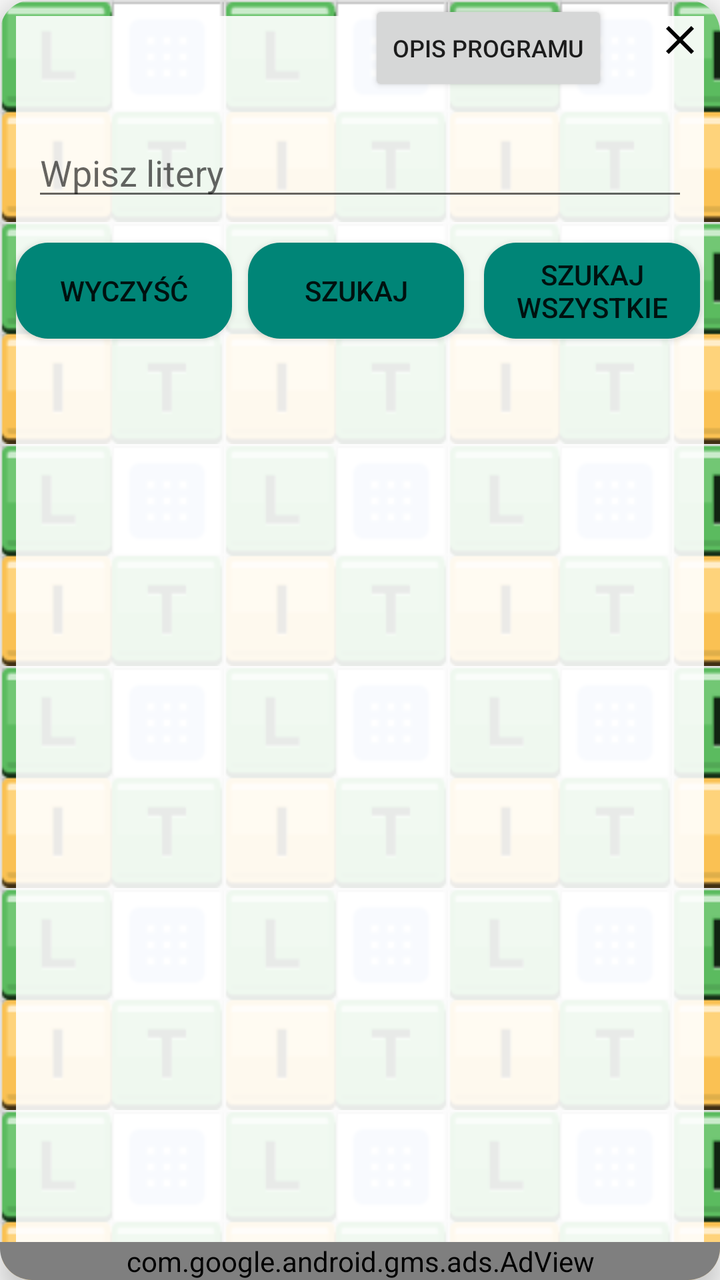
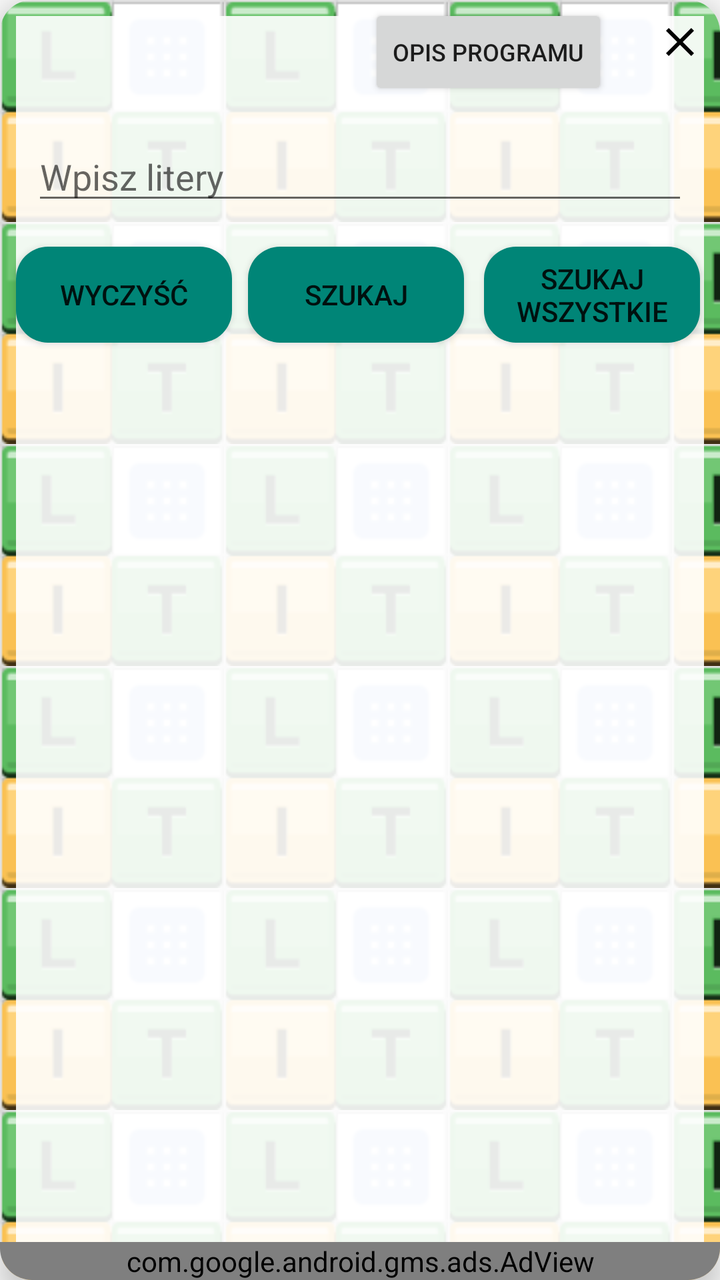

Screens rendered from an Android XML layout before and after an edit, with the pre-edit source and the edit as a unified diff.
<!-- AndroidManifest.xml: application theme Theme.AppCompat.DayNight.NoActionBar -->
<!-- res/layout/activity_main.xml -->
<?xml version="1.0" encoding="utf-8"?>
<androidx.cardview.widget.CardView xmlns:android="http://schemas.android.com/apk/res/android"
    xmlns:app="http://schemas.android.com/apk/res-auto"
    xmlns:ads="http://schemas.android.com/apk/res-auto"
    android:layout_width="match_parent"
    android:layout_height="match_parent"
    android:layout_margin="16dp"
    app:cardCornerRadius="16dp"
    app:cardElevation="8dp"
    app:cardBackgroundColor="#FFFFFF">

        <androidx.constraintlayout.widget.ConstraintLayout
            android:id="@+id/mainLayout"
            android:layout_width="match_parent"
            android:layout_height="match_parent"
            android:background="@drawable/background">

                <ImageButton
                    android:id="@+id/closeButton"
                    android:layout_width="wrap_content"
                    android:layout_height="wrap_content"
                    android:src="@drawable/ic_close"
                    android:background="?attr/selectableItemBackgroundBorderless"
                    android:contentDescription="@string/close_button"
                    android:onClick="onCloseButtonClick"
                    android:padding="8dp"
                    app:layout_constraintEnd_toEndOf="parent"
                    app:layout_constraintTop_toTopOf="parent" />


                <Button
                    android:id="@+id/showDescriptionButton"
                    android:layout_width="wrap_content"
                    android:layout_height="wrap_content"
                    android:layout_marginEnd="16dp"
                    android:text="Opis Programu"
                    android:textSize="12sp"
                    app:layout_constraintEnd_toStartOf="@id/closeButton"
                    app:layout_constraintTop_toTopOf="@id/closeButton" />

                <TextView
                    android:id="@+id/programDescription"
                    android:layout_width="0dp"
                    android:layout_height="wrap_content"
                    android:padding="16dp"
                    android:text="@string/program_description_html"
                    android:textColor="#FFFFFF"
                android:visibility="gone"
                app:layout_constraintEnd_toEndOf="parent"
                app:layout_constraintStart_toStartOf="parent"
                app:layout_constraintTop_toBottomOf="@id/showDescriptionButton" />


                <ProgressBar
                    android:id="@+id/progressBar"
                    style="?android:attr/progressBarStyleHorizontal"
                    android:layout_width="0dp"
                    android:layout_height="wrap_content"
                    android:layout_marginStart="16dp"
                    android:layout_marginTop="8dp"
                    android:layout_marginEnd="16dp"
                    android:visibility="gone"
                    app:layout_constraintEnd_toEndOf="parent"
                    app:layout_constraintStart_toStartOf="parent"
                    app:layout_constraintTop_toBottomOf="@id/programDescription" />

                <EditText
                    android:id="@+id/inputField"
                    android:layout_width="0dp"
                    android:layout_height="wrap_content"
                    android:layout_marginStart="16dp"
                    android:layout_marginTop="16dp"
                    android:layout_marginEnd="16dp"
                    android:hint="Wpisz litery"
                    android:inputType="textNoSuggestions"
                    app:layout_constraintEnd_toEndOf="parent"
                    app:layout_constraintStart_toStartOf="parent"
                    app:layout_constraintTop_toBottomOf="@id/progressBar" />

                <Button
                    android:id="@+id/clearButton"
                    android:layout_width="0dp"
                    android:layout_height="wrap_content"
                    android:layout_marginStart="8dp"
                    android:layout_marginTop="16dp"
                    android:background="@drawable/button_background"
                    android:text="Wyczyść"
                    app:layout_constraintStart_toStartOf="parent"
                    app:layout_constraintTop_toBottomOf="@id/inputField"
                    app:layout_constraintWidth_percent="0.3" />

                <Button
                    android:id="@+id/searchFromAllButton"
                    android:layout_width="0dp"
                    android:layout_height="wrap_content"
                    android:layout_marginStart="8dp"
                    android:layout_marginTop="16dp"
                    android:background="@drawable/button_background"
                    android:text="Szukaj"
                    app:layout_constraintStart_toEndOf="@id/clearButton"
                    app:layout_constraintTop_toBottomOf="@id/inputField"
                    app:layout_constraintWidth_percent="0.3" />

                <Button
                    android:id="@+id/searchAllButton"
                    android:layout_width="0dp"
                    android:layout_height="wrap_content"
                    android:layout_marginStart="8dp"
                    android:layout_marginTop="16dp"
                    android:layout_marginEnd="8dp"
                    android:background="@drawable/button_background"
                    android:text="Szukaj wszystkie"
                    app:layout_constraintEnd_toEndOf="parent"
                    app:layout_constraintStart_toEndOf="@id/searchFromAllButton"
                    app:layout_constraintTop_toBottomOf="@id/inputField"
                    app:layout_constraintWidth_percent="0.3" />

                <ListView
                    android:id="@+id/wordList"
                    android:layout_width="0dp"
                    android:layout_height="0dp"
                    android:layout_margin="16dp"
                    app:layout_constraintBottom_toTopOf="@+id/infoLabel"
                    app:layout_constraintEnd_toEndOf="parent"
                    app:layout_constraintStart_toStartOf="parent"
                    app:layout_constraintTop_toBottomOf="@id/searchAllButton" />

                <TextView
                    android:id="@+id/infoLabel"
                    android:layout_width="0dp"
                    android:layout_height="wrap_content"
                    android:layout_margin="16dp"
                    android:text=""
                    android:textAlignment="center"
                    android:textColor="@android:color/holo_green_dark"
                    app:layout_constraintBottom_toTopOf="@+id/adView"
                    app:layout_constraintEnd_toEndOf="parent"
                    app:layout_constraintStart_toStartOf="parent" />

                <com.google.android.gms.ads.AdView
                    android:id="@+id/adView"
                    android:layout_width="match_parent"
                    android:layout_height="wrap_content"
                    ads:adSize="BANNER"
                    ads:adUnitId="ca-app-pub-3940256099942544/6300978111"
                    app:layout_constraintBottom_toBottomOf="parent"
                    app:layout_constraintEnd_toEndOf="parent"
                    app:layout_constraintStart_toStartOf="parent" />

        </androidx.constraintlayout.widget.ConstraintLayout>
</androidx.cardview.widget.CardView>
<!-- resources referenced by this layout -->
<resources>
  <!-- drawable background (drawable) -->
  <layer-list xmlns:android="http://schemas.android.com/apk/res/android">
      <item>
          <bitmap
              android:src="@drawable/literaki_plansza"
              android:tileMode="repeat"
              android:gravity="top|left" />
      </item>
      <item android:bottom="8dp" android:left="8dp" android:right="8dp" android:top="8dp">
          <shape android:shape="rectangle">
              <solid android:color="#E6FFFFFF"/>
          </shape>
      </item>
  </layer-list>
  <!-- drawable button_background (drawable) -->
  <shape xmlns:android="http://schemas.android.com/apk/res/android">
      <solid android:color="?android:attr/colorAccent"/>
      <corners android:radius="16dp"/>
  </shape>
  <!-- drawable ic_close (drawable) -->
  <vector xmlns:android="http://schemas.android.com/apk/res/android"
      android:width="24dp"
      android:height="24dp"
      android:viewportWidth="24.0"
      android:viewportHeight="24.0">
  
      <path
          android:fillColor="#FF000000"
          android:pathData="M19,6.41L17.59,5 12,10.59 6.41,5 5,6.41 10.59,12 5,17.59 6.41,19 12,13.41 17.59,19 19,17.59 13.41,12z"/>
  </vector>
  <string name="close_button">Close</string>
  <string name="program_description_html">
  Program LITERA umożliwia wyszukiwanie słów na podstawie wprowadzonych liter i spacji.
  W polu tekstowym możesz wprowadzić litery i maksymalnie jedną spację, z których chcesz ułożyć słowa.
  Po wciśnięciu przycisku SZUKAJ program znajdzie wszystkie słowa, które można ułożyć z wszystkich podanych liter.
  Jeśli wciśniesz przycisk SZUKAJ WSZYSTKIE program znajdzie wszystkie słowa, które można ułożyć z podanych znaków, niekoniecznie z wszystkich.
  Jeśli wśród wpisanych znaków jest spacja program zastępuje ją po kolei wszystkimi literami polskiego alfabetu. Uwaga ! - duża ilość liter i spacja może spowodować długie szukanie słów. Zależy to od szybkości urządzenia.
  
  e-mail: mjk.byteforge@gmail.com
      </string>
  <!-- drawable literaki_plansza: png bitmap (drawable, 2555 bytes) -->
</resources>

<!-- the commit's change to res/layout/activity_main.xml (unified diff, before → after) -->
@@ -9,143 +9,159 @@
     app:cardElevation="8dp"
     app:cardBackgroundColor="#FFFFFF">
 
-        <androidx.constraintlayout.widget.ConstraintLayout
-            android:id="@+id/mainLayout"
+    <androidx.constraintlayout.widget.ConstraintLayout
+        android:id="@+id/mainLayout"
+        android:layout_width="match_parent"
+        android:layout_height="match_parent"
+        android:background="@drawable/background">
+
+        <ImageButton
+            android:id="@+id/closeButton"
+            android:layout_width="wrap_content"
+            android:layout_height="wrap_content"
+            android:src="@drawable/ic_close"
+            android:background="?attr/selectableItemBackgroundBorderless"
+            android:contentDescription="@string/close_button"
+            android:onClick="onCloseButtonClick"
+            android:padding="8dp"
+            android:layout_marginTop="@dimen/close_button_top_margin"
+            app:layout_constraintEnd_toEndOf="parent"
+            app:layout_constraintTop_toTopOf="parent" />
+
+        <Button
+            android:id="@+id/showDescriptionButton"
+            android:layout_width="wrap_content"
+            android:layout_height="wrap_content"
+            android:layout_marginEnd="16dp"
+            android:text="Opis Programu"
+            android:textSize="12sp"
+            app:layout_constraintEnd_toStartOf="@id/closeButton"
+            app:layout_constraintTop_toTopOf="@id/closeButton"
+            android:layout_marginTop="@dimen/close_button_top_margin" />
+
+        <TextView
+            android:id="@+id/programDescription"
+            android:layout_width="0dp"
+            android:layout_height="wrap_content"
+            android:padding="16dp"
+            android:text="@string/program_description_html"
+            android:textColor="#FFFFFF"
+            android:visibility="gone"
+            app:layout_constraintEnd_toEndOf="parent"
+            app:layout_constraintStart_toStartOf="parent"
+            app:layout_constraintTop_toBottomOf="@id/showDescriptionButton"
+            android:layout_marginTop="16dp" />
+
+        <ProgressBar
+            android:id="@+id/progressBar"
+            style="?android:attr/progressBarStyleHorizontal"
+            android:layout_width="0dp"
+            android:layout_height="wrap_content"
+            android:layout_marginStart="16dp"
+            android:layout_marginTop="8dp"
+            android:layout_marginEnd="16dp"
+            android:visibility="gone"
+            app:layout_constraintEnd_toEndOf="parent"
+            app:layout_constraintStart_toStartOf="parent"
+            app:layout_constraintTop_toBottomOf="@id/programDescription" />
+
+        <EditText
+            android:id="@+id/inputField"
+            android:layout_width="0dp"
+            android:layout_height="wrap_content"
+            android:layout_marginStart="16dp"
+            android:layout_marginTop="16dp"
+            android:layout_marginEnd="16dp"
+            android:hint="Wpisz litery"
+            android:inputType="textNoSuggestions"
+            app:layout_constraintEnd_toEndOf="parent"
+            app:layout_constraintStart_toStartOf="parent"
+            app:layout_constraintTop_toBottomOf="@id/progressBar" />
+
+        <Button
+            android:id="@+id/clearButton"
+            android:layout_width="0dp"
+            android:layout_height="wrap_content"
+            android:layout_marginStart="8dp"
+            android:layout_marginTop="16dp"
+            android:background="@drawable/button_background"
+            android:text="Wyczyść"
+            app:layout_constraintStart_toStartOf="parent"
+            app:layout_constraintTop_toBottomOf="@id/inputField"
+            app:layout_constraintWidth_percent="0.3" />
+
+        <Button
+            android:id="@+id/searchFromAllButton"
+            android:layout_width="0dp"
+            android:layout_height="wrap_content"
+            android:layout_marginStart="8dp"
+            android:layout_marginTop="16dp"
+            android:background="@drawable/button_background"
+            android:text="Szukaj"
+            app:layout_constraintStart_toEndOf="@id/clearButton"
+            app:layout_constraintTop_toBottomOf="@id/inputField"
+            app:layout_constraintWidth_percent="0.3" />
+
+        <Button
+            android:id="@+id/searchAllButton"
+            android:layout_width="0dp"
+            android:layout_height="wrap_content"
+            android:layout_marginStart="8dp"
+            android:layout_marginTop="16dp"
+            android:layout_marginEnd="8dp"
+            android:background="@drawable/button_background"
+            android:text="Szukaj wszystkie"
+            app:layout_constraintEnd_toEndOf="parent"
+            app:layout_constraintStart_toEndOf="@id/searchFromAllButton"
+            app:layout_constraintTop_toBottomOf="@id/inputField"
+            app:layout_constraintWidth_percent="0.3" />
+
+        <ListView
+            android:id="@+id/wordList"
+            android:layout_width="0dp"
+            android:layout_height="0dp"
+            android:layout_margin="16dp"
+            app:layout_constraintBottom_toTopOf="@+id/infoLabel"
+            app:layout_constraintEnd_toEndOf="parent"
+            app:layout_constraintStart_toStartOf="parent"
+            app:layout_constraintTop_toBottomOf="@id/searchAllButton" />
+
+        <TextView
+            android:id="@+id/infoLabel"
+            android:layout_width="0dp"
+            android:layout_height="wrap_content"
+            android:layout_margin="16dp"
+            android:text=""
+            android:textAlignment="center"
+            android:textColor="@android:color/holo_green_dark"
+            app:layout_constraintBottom_toTopOf="@+id/adView"
+            app:layout_constraintEnd_toEndOf="parent"
+            app:layout_constraintStart_toStartOf="parent" />
+
+        <com.google.android.gms.ads.AdView
+            android:id="@+id/adView"
+            android:layout_width="match_parent"
+            android:layout_height="wrap_content"
+            ads:adSize="BANNER"
+            ads:adUnitId="ca-app-pub-3940256099942544/6300978111"
+            app:layout_constraintBottom_toBottomOf="parent"
+            app:layout_constraintEnd_toEndOf="parent"
+            app:layout_constraintStart_toStartOf="parent" />
+
+        <WebView
+            android:id="@+id/webView"
             android:layout_width="match_parent"
             android:layout_height="match_parent"
-            android:background="@drawable/background">
+            android:visibility="gone" />
 
-                <ImageButton
-                    android:id="@+id/closeButton"
-                    android:layout_width="wrap_content"
-                    android:layout_height="wrap_content"
-                    android:src="@drawable/ic_close"
-                    android:background="?attr/selectableItemBackgroundBorderless"
-                    android:contentDescription="@string/close_button"
-                    android:onClick="onCloseButtonClick"
-                    android:padding="8dp"
-                    app:layout_constraintEnd_toEndOf="parent"
-                    app:layout_constraintTop_toTopOf="parent" />
-
-
-                <Button
-                    android:id="@+id/showDescriptionButton"
-                    android:layout_width="wrap_content"
-                    android:layout_height="wrap_content"
-                    android:layout_marginEnd="16dp"
-                    android:text="Opis Programu"
-                    android:textSize="12sp"
-                    app:layout_constraintEnd_toStartOf="@id/closeButton"
-                    app:layout_constraintTop_toTopOf="@id/closeButton" />
-
-                <TextView
-                    android:id="@+id/programDescription"
-                    android:layout_width="0dp"
-                    android:layout_height="wrap_content"
-                    android:padding="16dp"
-                    android:text="@string/program_description_html"
-                    android:textColor="#FFFFFF"
-                android:visibility="gone"
-                app:layout_constraintEnd_toEndOf="parent"
-                app:layout_constraintStart_toStartOf="parent"
-                app:layout_constraintTop_toBottomOf="@id/showDescriptionButton" />
-
-
-                <ProgressBar
-                    android:id="@+id/progressBar"
-                    style="?android:attr/progressBarStyleHorizontal"
-                    android:layout_width="0dp"
-                    android:layout_height="wrap_content"
-                    android:layout_marginStart="16dp"
-                    android:layout_marginTop="8dp"
-                    android:layout_marginEnd="16dp"
-                    android:visibility="gone"
-                    app:layout_constraintEnd_toEndOf="parent"
-                    app:layout_constraintStart_toStartOf="parent"
-                    app:layout_constraintTop_toBottomOf="@id/programDescription" />
-
-                <EditText
-                    android:id="@+id/inputField"
-                    android:layout_width="0dp"
-                    android:layout_height="wrap_content"
-                    android:layout_marginStart="16dp"
-                    android:layout_marginTop="16dp"
-                    android:layout_marginEnd="16dp"
-                    android:hint="Wpisz litery"
-                    android:inputType="textNoSuggestions"
-                    app:layout_constraintEnd_toEndOf="parent"
-                    app:layout_constraintStart_toStartOf="parent"
-                    app:layout_constraintTop_toBottomOf="@id/progressBar" />
-
-                <Button
-                    android:id="@+id/clearButton"
-                    android:layout_width="0dp"
-                    android:layout_height="wrap_content"
-                    android:layout_marginStart="8dp"
-                    android:layout_marginTop="16dp"
-                    android:background="@drawable/button_background"
-                    android:text="Wyczyść"
-                    app:layout_constraintStart_toStartOf="parent"
-                    app:layout_constraintTop_toBottomOf="@id/inputField"
-                    app:layout_constraintWidth_percent="0.3" />
-
-                <Button
-                    android:id="@+id/searchFromAllButton"
-                    android:layout_width="0dp"
-                    android:layout_height="wrap_content"
-                    android:layout_marginStart="8dp"
-                    android:layout_marginTop="16dp"
-                    android:background="@drawable/button_background"
-                    android:text="Szukaj"
-                    app:layout_constraintStart_toEndOf="@id/clearButton"
-                    app:layout_constraintTop_toBottomOf="@id/inputField"
-                    app:layout_constraintWidth_percent="0.3" />
-
-                <Button
-                    android:id="@+id/searchAllButton"
-                    android:layout_width="0dp"
-                    android:layout_height="wrap_content"
-                    android:layout_marginStart="8dp"
-                    android:layout_marginTop="16dp"
-                    android:layout_marginEnd="8dp"
-                    android:background="@drawable/button_background"
-                    android:text="Szukaj wszystkie"
-                    app:layout_constraintEnd_toEndOf="parent"
-                    app:layout_constraintStart_toEndOf="@id/searchFromAllButton"
-                    app:layout_constraintTop_toBottomOf="@id/inputField"
-                    app:layout_constraintWidth_percent="0.3" />
-
-                <ListView
-                    android:id="@+id/wordList"
-                    android:layout_width="0dp"
-                    android:layout_height="0dp"
-                    android:layout_margin="16dp"
-                    app:layout_constraintBottom_toTopOf="@+id/infoLabel"
-                    app:layout_constraintEnd_toEndOf="parent"
-                    app:layout_constraintStart_toStartOf="parent"
-                    app:layout_constraintTop_toBottomOf="@id/searchAllButton" />
-
-                <TextView
-                    android:id="@+id/infoLabel"
-                    android:layout_width="0dp"
-                    android:layout_height="wrap_content"
-                    android:layout_margin="16dp"
-                    android:text=""
-                    android:textAlignment="center"
-                    android:textColor="@android:color/holo_green_dark"
-                    app:layout_constraintBottom_toTopOf="@+id/adView"
-                    app:layout_constraintEnd_toEndOf="parent"
-                    app:layout_constraintStart_toStartOf="parent" />
-
-                <com.google.android.gms.ads.AdView
-                    android:id="@+id/adView"
-                    android:layout_width="match_parent"
-                    android:layout_height="wrap_content"
-                    ads:adSize="BANNER"
-                    ads:adUnitId="ca-app-pub-3940256099942544/6300978111"
-                    app:layout_constraintBottom_toBottomOf="parent"
-                    app:layout_constraintEnd_toEndOf="parent"
-                    app:layout_constraintStart_toStartOf="parent" />
-
-        </androidx.constraintlayout.widget.ConstraintLayout>
+        <Button
+            android:id="@+id/closeWebViewButton"
+            android:layout_width="wrap_content"
+            android:layout_height="wrap_content"
+            android:text="Zamknij"
+            android:layout_marginTop="16dp"
+            android:visibility="gone"
+            app:layout_constraintTop_toTopOf="parent"
+            app:layout_constraintEnd_toEndOf="parent"/>
+    </androidx.constraintlayout.widget.ConstraintLayout>
 </androidx.cardview.widget.CardView>
<!-- resource entries referenced after the edit -->
@@ -1,5 +1,6 @@
 <!-- resources referenced by this layout -->
 <resources>
+  <dimen name="close_button_top_margin">1dp</dimen>
   <!-- drawable background (drawable) -->
   <layer-list xmlns:android="http://schemas.android.com/apk/res/android">
       <item>
